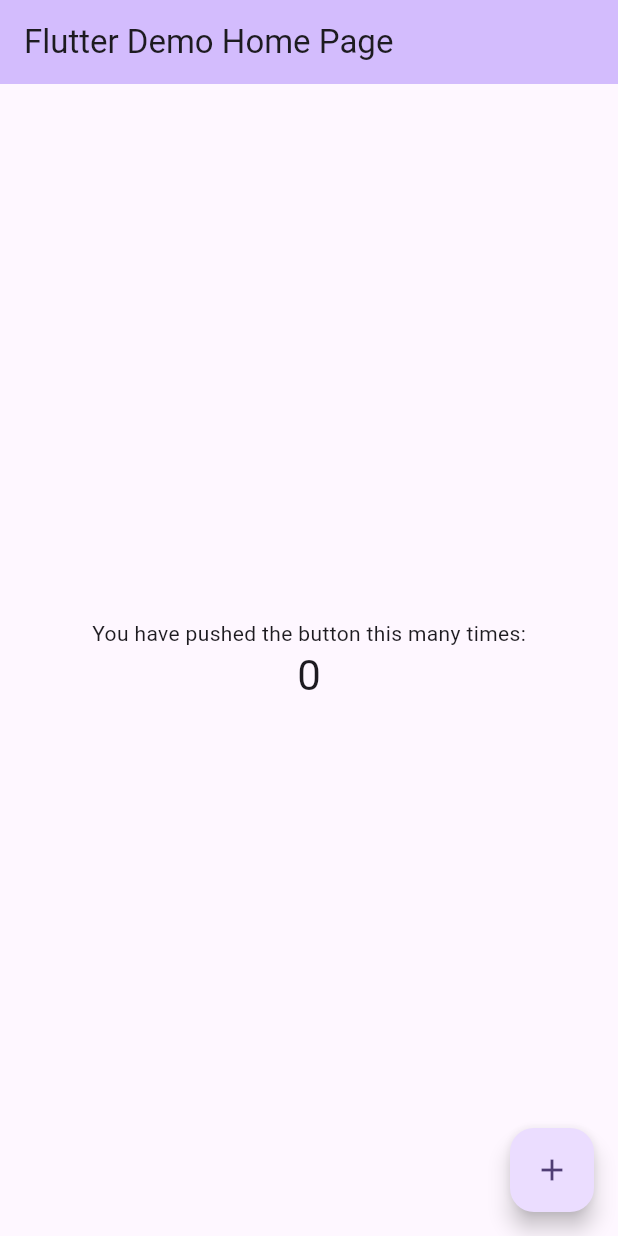
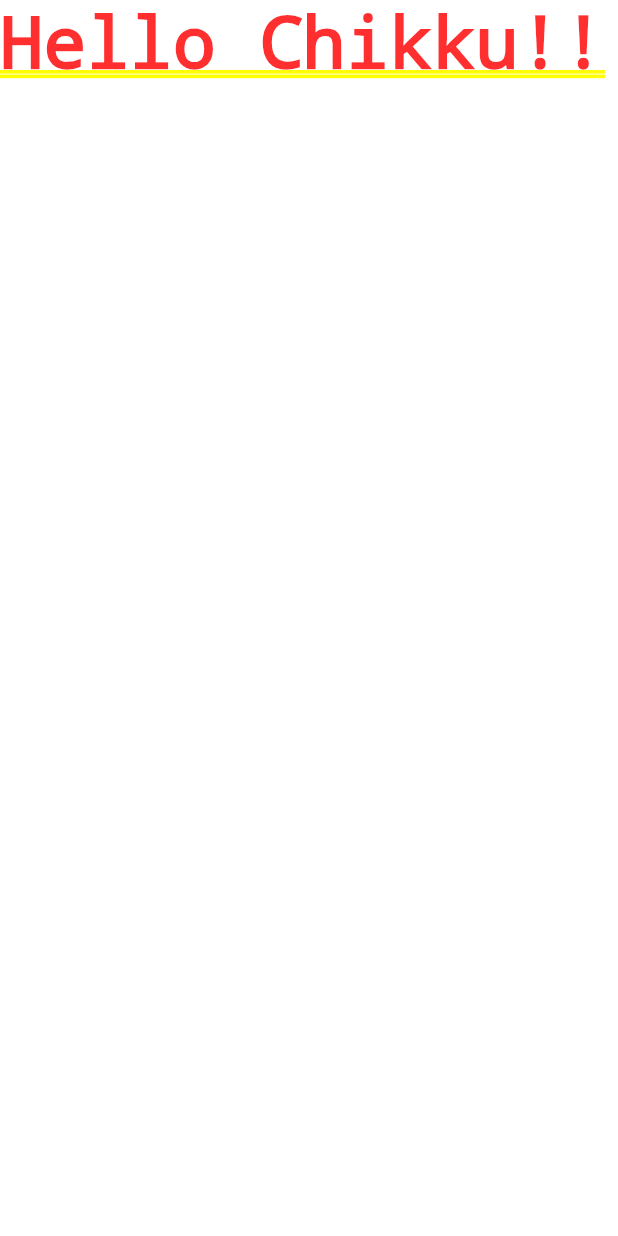
Before and after one commit to priyadarshii786/Flutter-Revision, a Flutter app: the screen it shows after launch, on a phone screen of 412 x 824 dp. Run offline on Flutter 3.47's test engine with Material 3 defaults, Android fonts, the light colour scheme and no system bars.

Commit message:
upto lect 25

```diff
--- a/lib/main.dart
+++ b/lib/main.dart
@@ -1,125 +1,9 @@
 import 'package:flutter/material.dart';
 
 void main() {
-  runApp(const MyApp());
+  runApp(
+    const MaterialApp(
+      home: Text('Hello Chikku!!'),
+    ),
+  );
 }
-
-class MyApp extends StatelessWidget {
-  const MyApp({super.key});
-
-  // This widget is the root of your application.
-  @override
-  Widget build(BuildContext context) {
-    return MaterialApp(
-      title: 'Flutter Demo',
-      theme: ThemeData(
-        // This is the theme of your application.
-        //
-        // TRY THIS: Try running your application with "flutter run". You'll see
-        // the application has a blue toolbar. Then, without quitting the app,
-        // try changing the seedColor in the colorScheme below to Colors.green
-        // and then invoke "hot reload" (save your changes or press the "hot
-        // reload" button in a Flutter-supported IDE, or press "r" if you used
-        // the command line to start the app).
-        //
-        // Notice that the counter didn't reset back to zero; the application
-        // state is not lost during the reload. To reset the state, use hot
-        // restart instead.
-        //
-        // This works for code too, not just values: Most code changes can be
-        // tested with just a hot reload.
-        colorScheme: ColorScheme.fromSeed(seedColor: Colors.deepPurple),
-        useMaterial3: true,
-      ),
-      home: const MyHomePage(title: 'Flutter Demo Home Page'),
-    );
-  }
-}
-
-class MyHomePage extends StatefulWidget {
-  const MyHomePage({super.key, required this.title});
-
-  // This widget is the home page of your application. It is stateful, meaning
-  // that it has a State object (defined below) that contains fields that affect
-  // how it looks.
-
-  // This class is the configuration for the state. It holds the values (in this
-  // case the title) provided by the parent (in this case the App widget) and
-  // used by the build method of the State. Fields in a Widget subclass are
-  // always marked "final".
-
-  final String title;
-
-  @override
-  State<MyHomePage> createState() => _MyHomePageState();
-}
-
-class _MyHomePageState extends State<MyHomePage> {
-  int _counter = 0;
-
-  void _incrementCounter() {
-    setState(() {
-      // This call to setState tells the Flutter framework that something has
-      // changed in this State, which causes it to rerun the build method below
-      // so that the display can reflect the updated values. If we changed
-      // _counter without calling setState(), then the build method would not be
-      // called again, and so nothing would appear to happen.
-      _counter++;
-    });
-  }
-
-  @override
-  Widget build(BuildContext context) {
-    // This method is rerun every time setState is called, for instance as done
-    // by the _incrementCounter method above.
-    //
-    // The Flutter framework has been optimized to make rerunning build methods
-    // fast, so that you can just rebuild anything that needs updating rather
-    // than having to individually change instances of widgets.
-    return Scaffold(
-      appBar: AppBar(
-        // TRY THIS: Try changing the color here to a specific color (to
-        // Colors.amber, perhaps?) and trigger a hot reload to see the AppBar
-        // change color while the other colors stay the same.
-        backgroundColor: Theme.of(context).colorScheme.inversePrimary,
-        // Here we take the value from the MyHomePage object that was created by
-        // the App.build method, and use it to set our appbar title.
-        title: Text(widget.title),
-      ),
-      body: Center(
-        // Center is a layout widget. It takes a single child and positions it
-        // in the middle of the parent.
-        child: Column(
-          // Column is also a layout widget. It takes a list of children and
-          // arranges them vertically. By default, it sizes itself to fit its
-          // children horizontally, and tries to be as tall as its parent.
-          //
-          // Column has various properties to control how it sizes itself and
-          // how it positions its children. Here we use mainAxisAlignment to
-          // center the children vertically; the main axis here is the vertical
-          // axis because Columns are vertical (the cross axis would be
-          // horizontal).
-          //
-          // TRY THIS: Invoke "debug painting" (choose the "Toggle Debug Paint"
-          // action in the IDE, or press "p" in the console), to see the
-          // wireframe for each widget.
-          mainAxisAlignment: MainAxisAlignment.center,
-          children: <Widget>[
-            const Text(
-              'You have pushed the button this many times:',
-            ),
-            Text(
-              '$_counter',
-              style: Theme.of(context).textTheme.headlineMedium,
-            ),
-          ],
-        ),
-      ),
-      floatingActionButton: FloatingActionButton(
-        onPressed: _incrementCounter,
-        tooltip: 'Increment',
-        child: const Icon(Icons.add),
-      ), // This trailing comma makes auto-formatting nicer for build methods.
-    );
-  }
-}
```
